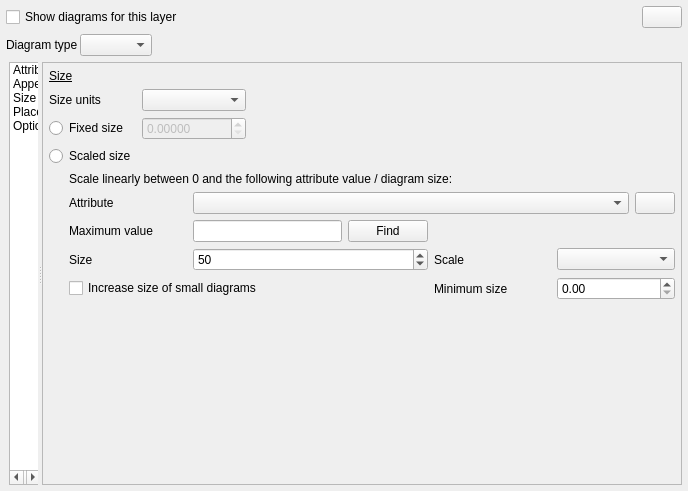
Before: the Qt Designer form src/ui/qgsdiagrampropertiesbase.ui in qgis/QGIS, drawn with Qt 5.
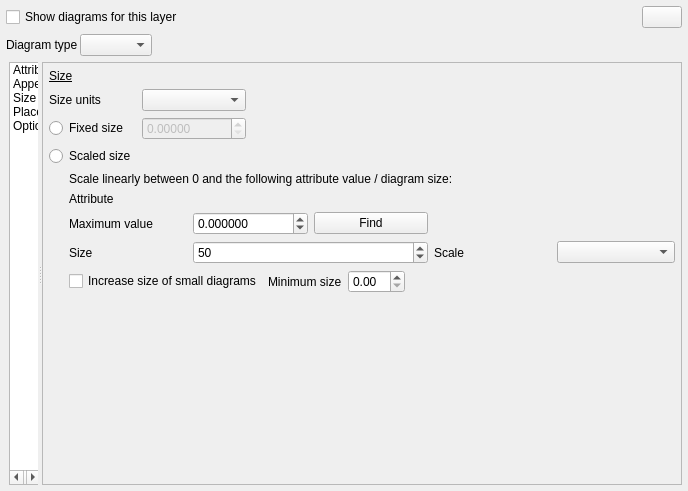
After: the same form once the commit is applied. The open tabs and pages were chosen to show the change. Icons and pictures are not drawn. Custom widgets are drawn as their Qt base class.

Commit message:
Modernise diagram properties UI:
Switch to stacked widget, QgsScaleRangeWidget, QgsFieldExpression
widget, QgsDoubleSpinBoxes.

Rearrange and reword controls to clarify their behaviour.

```diff
--- a/src/ui/qgsdiagrampropertiesbase.ui
+++ b/src/ui/qgsdiagrampropertiesbase.ui
@@ -962,8 +962,8 @@
                   <rect>
                    <x>0</x>
                    <y>0</y>
-                   <width>483</width>
-                   <height>312</height>
+                   <width>630</width>
+                   <height>376</height>
                   </rect>
                  </property>
                  <layout class="QGridLayout" name="gridLayout_11">
@@ -1048,29 +1048,15 @@
                      </item>
                      <item>
                       <layout class="QGridLayout" name="gridLayout">
-                       <item row="3" column="0" colspan="3">
-                        <widget class="QCheckBox" name="mIncreaseSmallDiagramsCheck">
-                         <property name="text">
-                          <string>Increase size of small diagrams</string>
-                         </property>
-                        </widget>
-                       </item>
-                       <item row="0" column="0">
-                        <widget class="QLabel" name="mSizeAttributeLabel">
-                         <property name="text">
-                          <string>Attribute</string>
-                         </property>
-                        </widget>
-                       </item>
-                       <item row="2" column="0">
+                       <item row="3" column="0">
                         <widget class="QLabel" name="mSizeLabel">
                          <property name="text">
                           <string>Size</string>
                          </property>
                         </widget>
                        </item>
-                       <item row="2" column="1" colspan="2">
-                        <widget class="QSpinBox" name="mSizeSpinBox">
+                       <item row="3" column="1" colspan="2">
+                        <widget class="QgsSpinBox" name="mSizeSpinBox">
                          <property name="maximum">
                           <number>10000000</number>
                          </property>
@@ -1079,74 +1065,58 @@
                          </property>
                         </widget>
                        </item>
-                       <item row="1" column="0">
+                       <item row="2" column="0">
                         <widget class="QLabel" name="label_4">
                          <property name="text">
                           <string>Maximum value</string>
                          </property>
                         </widget>
                        </item>
-                       <item row="3" column="4">
-                        <widget class="QgsDoubleSpinBox" name="mIncreaseMinimumSizeSpinBox"/>
+                       <item row="0" column="0" rowspan="2">
+                        <widget class="QLabel" name="mSizeAttributeLabel">
+                         <property name="text">
+                          <string>Attribute</string>
+                         </property>
+                        </widget>
+                       </item>
+                       <item row="0" column="1" rowspan="2" colspan="4">
+                        <widget class="QgsFieldExpressionWidget" name="mSizeFieldExpressionWidget" native="true">
+                         <property name="sizePolicy">
+                          <sizepolicy hsizetype="Expanding" vsizetype="Preferred">
+                           <horstretch>0</horstretch>
+                           <verstretch>0</verstretch>
+                          </sizepolicy>
+                         </property>
+                         <property name="maximumSize">
+                          <size>
+                           <width>16777215</width>
+                           <height>16777215</height>
+                          </size>
+                         </property>
+                        </widget>
                        </item>
                        <item row="3" column="3">
-                        <widget class="QLabel" name="mIncreaseMinimumSizeLabel">
-                         <property name="text">
-                          <string>Minimum size</string>
-                         </property>
-                        </widget>
-                       </item>
-                       <item row="2" column="3">
                         <widget class="QLabel" name="mScaleDependencyLabel">
                          <property name="text">
                           <string>Scale</string>
                          </property>
                         </widget>
                        </item>
-                       <item row="2" column="4">
+                       <item row="3" column="4">
                         <widget class="QComboBox" name="mScaleDependencyComboBox"/>
                        </item>
-                       <item row="0" column="1" colspan="4">
-                        <layout class="QHBoxLayout" name="horizontalLayout">
-                         <item>
-                          <widget class="QComboBox" name="mSizeAttributeComboBox">
-                           <property name="sizePolicy">
-                            <sizepolicy hsizetype="Expanding" vsizetype="Fixed">
-                             <horstretch>0</horstretch>
-                             <verstretch>0</verstretch>
-                            </sizepolicy>
-                           </property>
-                          </widget>
-                         </item>
-                         <item>
-                          <widget class="QPushButton" name="mSizeAttributeExpression">
-                           <property name="enabled">
-                            <bool>true</bool>
-                           </property>
-                           <property name="toolTip">
-                            <string>Edit expression</string>
-                           </property>
-                           <property name="icon">
-                            <iconset resource="../../images/images.qrc">
-                             <normaloff>:/images/themes/default/mIconExpressionEditorOpen.svg</normaloff>:/images/themes/default/mIconExpressionEditorOpen.svg</iconset>
-                           </property>
-                           <property name="iconSize">
-                            <size>
-                             <width>24</width>
-                             <height>16</height>
-                            </size>
-                           </property>
-                          </widget>
-                         </item>
-                        </layout>
-                       </item>
-                       <item row="1" column="1" colspan="2">
+                       <item row="2" column="1" colspan="2">
                         <layout class="QHBoxLayout" name="horizontalLayout_2">
                          <item>
-                          <widget class="QLineEdit" name="mValueLineEdit">
-                           <property name="toolTip">
-                            <string>The attribute value you enter here will correspond to the size entered in the field &quot;Size&quot; and the chosen &quot;Size unit&quot;.
-Leave empty to automatically apply the maximum value.</string>
+                          <widget class="QgsDoubleSpinBox" name="mMaxValueSpinBox">
+                           <property name="decimals">
+                            <number>6</number>
+                           </property>
+                           <property name="minimum">
+                            <double>-99999999.000000000000000</double>
+                           </property>
+                           <property name="maximum">
+                            <double>99999999.000000000000000</double>
                            </property>
                           </widget>
                          </item>
@@ -1159,6 +1129,51 @@
                          </item>
                         </layout>
                        </item>
+                       <item row="4" column="0" colspan="5">
+                        <widget class="QFrame" name="mFrameIncreaseSize">
+                         <property name="frameShape">
+                          <enum>QFrame::NoFrame</enum>
+                         </property>
+                         <property name="frameShadow">
+                          <enum>QFrame::Raised</enum>
+                         </property>
+                         <layout class="QHBoxLayout" name="horizontalLayout">
+                          <property name="margin">
+                           <number>0</number>
+                          </property>
+                          <item>
+                           <widget class="QCheckBox" name="mIncreaseSmallDiagramsCheck">
+                            <property name="text">
+                             <string>Increase size of small diagrams</string>
+                            </property>
+                           </widget>
+                          </item>
+                          <item>
+                           <widget class="QLabel" name="mIncreaseMinimumSizeLabel">
+                            <property name="text">
+                             <string>Minimum size</string>
+                            </property>
+                           </widget>
+                          </item>
+                          <item>
+                           <widget class="QgsDoubleSpinBox" name="mIncreaseMinimumSizeSpinBox"/>
+                          </item>
+                          <item>
+                           <spacer name="horizontalSpacer_4">
+                            <property name="orientation">
+                             <enum>Qt::Horizontal</enum>
+                            </property>
+                            <property name="sizeHint" stdset="0">
+                             <size>
+                              <width>40</width>
+                              <height>20</height>
+                             </size>
+                            </property>
+                           </spacer>
+                          </item>
+                         </layout>
+                        </widget>
+                       </item>
                       </layout>
                      </item>
                     </layout>
@@ -1785,6 +1800,22 @@
    <extends>QSpinBox</extends>
    <header>qgsspinbox.h</header>
   </customwidget>
+  <customwidget>
+   <class>QgsCollapsibleGroupBox</class>
+   <extends>QGroupBox</extends>
+   <header>qgscollapsiblegroupbox.h</header>
+   <container>1</container>
+  </customwidget>
+  <customwidget>
+   <class>QgsFieldExpressionWidget</class>
+   <extends>QWidget</extends>
+   <header>qgsfieldexpressionwidget.h</header>
+  </customwidget>
+  <customwidget>
+   <class>QgsScaleRangeWidget</class>
+   <extends>QWidget</extends>
+   <header>qgsscalerangewidget.h</header>
+  </customwidget>
  </customwidgets>
  <tabstops>
   <tabstop>mDiagramTypeComboBox</tabstop>
```
Left out of the diff: 421 changed lines with no effect on the pictures. The commit also changes 6 other files.
